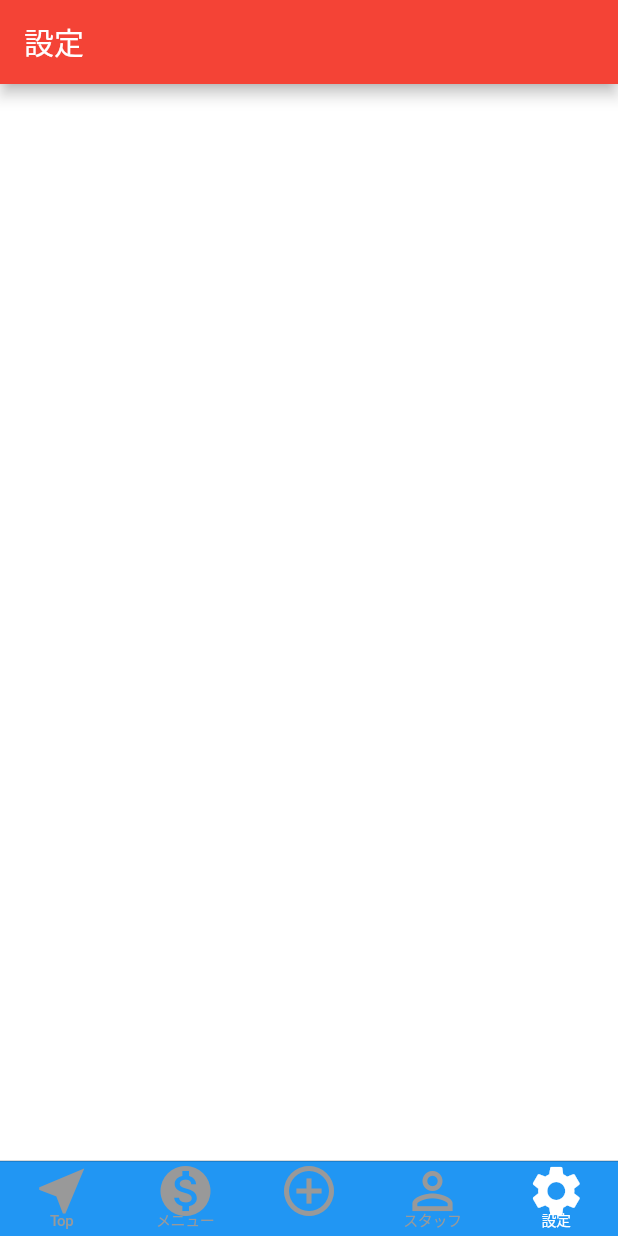
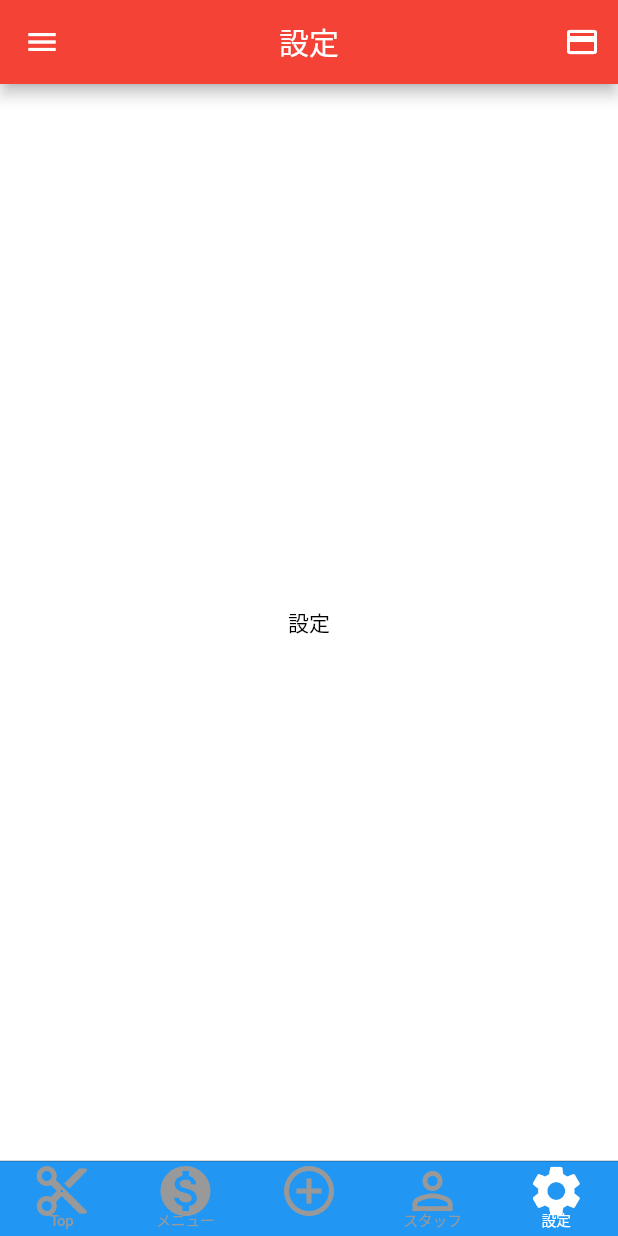
Before and after one commit to ohyeaho/ocean_tokyo_app, a Flutter app: the screen it shows after launch, item 5 of the bottom bar chosen, on a phone screen of 412 x 824 dp. Run offline on Flutter 3.47's test engine with Material 2 defaults, Android fonts, the phone set to English and light mode, and no system bars; our stand-ins replace firebase_auth, firebase_core; accounts and stored records are empty.

Commit message:
create initial UI

```diff
--- a/lib/screens/config_page.dart
+++ b/lib/screens/config_page.dart
@@ -1,11 +1,15 @@
 import 'package:flutter/material.dart';
+import 'package:ocean_tokyo_app/components/Appbar.dart';
+import 'package:ocean_tokyo_app/components/drawer.dart';
 
 class ConfigPage extends StatelessWidget {
   @override
   Widget build(BuildContext context) {
     return Scaffold(
-      appBar: AppBar(
-        title: const Text('設定'),
+      appBar: AppbarComponent(title: Text('設定')),
+      drawer: DrawerComponent(),
+      body: const Center(
+        child: Text('設定'),
       ),
     );
   }
--- a/lib/screens/main_page.dart
+++ b/lib/screens/main_page.dart
@@ -167,7 +167,7 @@ class MainPage extends StatelessWidget {
         tabBar: CupertinoTabBar(
           items: [
             BottomNavigationBarItem(
-              icon: Icon(Icons.near_me),
+              icon: Icon(Icons.cut),
               label: 'Top',
             ),
             BottomNavigationBarItem(
--- a/lib/screens/top_page.dart
+++ b/lib/screens/top_page.dart
@@ -7,9 +7,6 @@ class TopPage extends StatelessWidget {
   Widget build(BuildContext context) {
     return Scaffold(
       appBar: AppbarComponent(title: Text('OCEAN TOKYO App')),
-      // AppBar(
-      //   title: const Text('OCEAN TOKYO App'),
-      // ),
       drawer: DrawerComponent(),
       body: const Center(
         child: Text('OCEAN TOKYO'),
```
Also changed, not shown: lib/screens/menu_page.dart (+6 -2 lines), lib/screens/staff_page.dart (+6 -2 lines).
